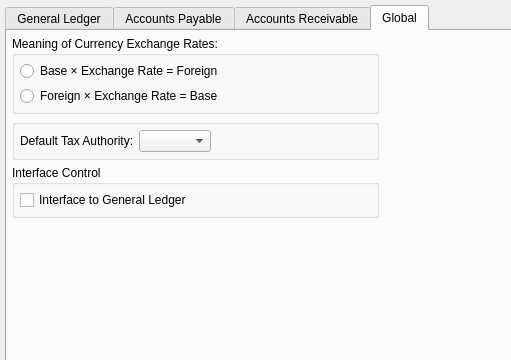
The window that xtuple/trunk/guiclient/configureGL.ui (WooodHead/xtuple) describes before a commit, drawn with Qt 5; both pictures show x 0 to 511 and y 0 to 360 of the 757 by 549 pixel window.
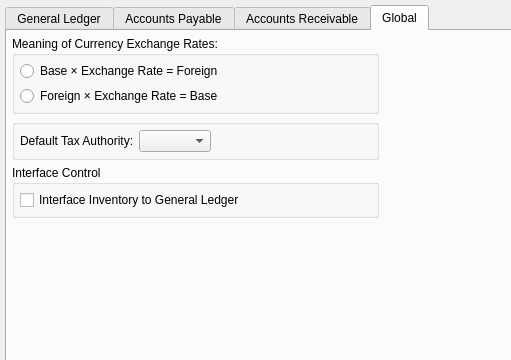
The same window after the commit. The open tabs and pages were chosen to show the change. Custom widgets are drawn as their Qt base class.

Commit message: Issue #14295:reduce scope to inventory transactions only

Patch:
```diff
--- a/xtuple/trunk/guiclient/configureGL.ui
+++ b/xtuple/trunk/guiclient/configureGL.ui
@@ -1274,7 +1274,7 @@
               <item>
                <widget class="QCheckBox" name="_int2gl">
                 <property name="text">
-                 <string>Interface to General Ledger</string>
+                 <string>Interface Inventory to General Ledger</string>
                 </property>
                </widget>
               </item>
```
The commit also changes 5 other files.
